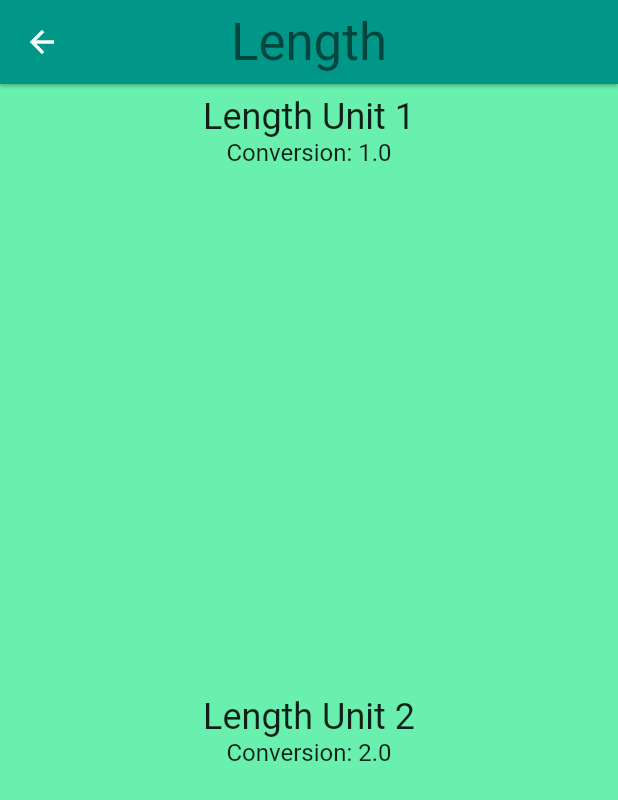
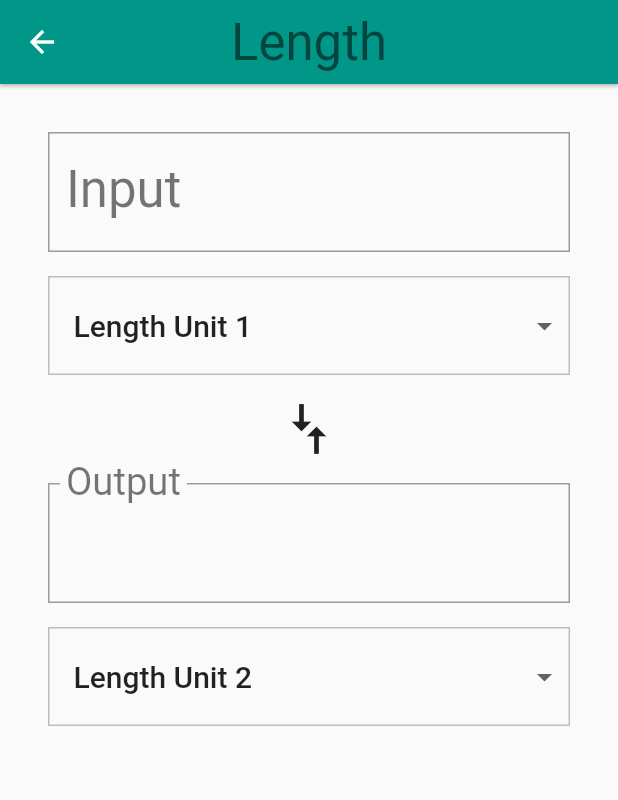
Before and after one commit to GinoLlerena/hellorectangle, a Flutter app: the screen it shows after launch, after a tap on "Length", on a phone screen of 412 x 824 dp. Shown: the top 800 px of the screen. Run offline on Flutter 3.47's test engine with Material 2 defaults, Android fonts, the phone set to English and light mode, and no system bars.

Commit message:
Dropdown added

```diff
--- a/hellorectangle/lib/converter_route.dart
+++ b/hellorectangle/lib/converter_route.dart
@@ -1,6 +1,7 @@
 import 'package:flutter/material.dart';
 import 'unit.dart';
 
+const _padding = EdgeInsets.all(16.0);
 
 class ConverterRoute extends StatefulWidget {
   final String name;
@@ -21,40 +22,223 @@ class ConverterRoute extends StatefulWidget {
 
 class _ConverterRouteState extends State<ConverterRoute> {
 
-  Widget getContainer(BuildContext context, Unit unit) {
+  Unit _fromValue;
+  Unit _toValue;
+  double _inputValue;
+  String _convertedValue = '';
+  List<DropdownMenuItem> _unitMenuItems;
+  bool _showValidationError = false;
+
+  @override
+  void initState() {
+    super.initState();
+    _createDropdownMenuItems();
+    _setDefaults();
+  }
+
+  /// Creates fresh list of [DropdownMenuItem] widgets, given a list of [Unit]s.
+  void _createDropdownMenuItems() {
+    var newItems = <DropdownMenuItem>[];
+    for (var unit in widget.units) {
+      newItems.add(DropdownMenuItem(
+        value: unit.name,
+        child: Container(
+          child: Text(
+            unit.name,
+            softWrap: true,
+          ),
+        ),
+      ));
+    }
+    setState(() {
+      _unitMenuItems = newItems;
+    });
+  }
+
+  /// Sets the default values for the 'from' and 'to' [Dropdown]s.
+  void _setDefaults() {
+    setState(() {
+      _fromValue = widget.units[0];
+      _toValue = widget.units[1];
+    });
+  }
+
+  String _format(double conversion) {
+    var outputNum = conversion.toStringAsPrecision(7);
+    if (outputNum.contains('.') && outputNum.endsWith('0')) {
+      var i = outputNum.length - 1;
+      while (outputNum[i] == '0') {
+        i -= 1;
+      }
+      outputNum = outputNum.substring(0, i + 1);
+    }
+    if (outputNum.endsWith('.')) {
+      return outputNum.substring(0, outputNum.length - 1);
+    }
+    return outputNum;
+  }
+
+  void _updateConversion() {
+    setState(() {
+      _convertedValue =
+          _format(_inputValue * (_toValue.conversion / _fromValue.conversion));
+    });
+  }
+
+  void _updateInputValue(String input) {
+    setState(() {
+      if (input == null || input.isEmpty) {
+        _convertedValue = '';
+      } else {
+        // Even though we are using the numerical keyboard, we still have to check
+        // for non-numerical input such as '5..0' or '6 -3'
+        try {
+          final inputDouble = double.parse(input);
+          _showValidationError = false;
+          _inputValue = inputDouble;
+          _updateConversion();
+        } on Exception catch (e) {
+          print('Error: $e');
+          _showValidationError = true;
+        }
+      }
+    });
+  }
+
+  Unit _getUnit(String unitName) {
+    return widget.units.firstWhere(
+          (Unit unit) {
+        return unit.name == unitName;
+      },
+      orElse: null,
+    );
+  }
+
+  void _updateFromConversion(dynamic unitName) {
+    setState(() {
+      _fromValue = _getUnit(unitName);
+    });
+    if (_inputValue != null) {
+      _updateConversion();
+    }
+  }
+
+  void _updateToConversion(dynamic unitName) {
+    setState(() {
+      _toValue = _getUnit(unitName);
+    });
+    if (_inputValue != null) {
+      _updateConversion();
+    }
+  }
+
+  Widget _createDropdown(String currentValue, ValueChanged<dynamic> onChanged) {
     return Container(
-     color: Colors.greenAccent,
-     height: 400.0,
-     width: 300.0,
-     child: Padding(
-       padding: const EdgeInsets.all(8.0),
-       child: Column(
-         children: <Widget>[
-           Text(
-             unit.name,
-             style: Theme.of(context).textTheme.headline,
+      margin: EdgeInsets.only(top: 16.0),
+      decoration: BoxDecoration(
+        // This sets the color of the [DropdownButton] itself
+        color: Colors.grey[50],
+        border: Border.all(
+          color: Colors.grey[400],
+          width: 1.0,
         ),
-           Text(
-             'Conversion: ${unit.conversion}',
-             style: Theme.of(context).textTheme.subhead,
       ),
-         ],
+      padding: EdgeInsets.symmetric(vertical: 8.0),
+      child: Theme(
+        // This sets the color of the [DropdownMenuItem]
+        data: Theme.of(context).copyWith(
+          canvasColor: Colors.grey[50],
+        ),
+        child: DropdownButtonHideUnderline(
+          child: ButtonTheme(
+            alignedDropdown: true,
+            child: DropdownButton(
+              value: currentValue,
+              items: _unitMenuItems,
+              onChanged: onChanged,
+              style: Theme.of(context).textTheme.title,
+            ),
+          ),
         ),
       ),
     );
   }
 
-
   @override
   Widget build(BuildContext context) {
-
-    final unitWidgets = widget.units.map((Unit unit) {
-      return getContainer(context, unit);
-    }).toList();
-
-    return ListView(
-      children: unitWidgets,
+    final input = Padding(
+      padding: _padding,
+      child: Column(
+        crossAxisAlignment: CrossAxisAlignment.stretch,
+        children: [
+          // This is the widget that accepts text input. In this case, it
+          // accepts numbers and calls the onChanged property on update.
+          // You can read more about it here: https://flutter.io/text-input
+          TextField(
+            style: Theme.of(context).textTheme.display1,
+            decoration: InputDecoration(
+              labelStyle: Theme.of(context).textTheme.display1,
+              errorText: _showValidationError ? 'Invalid number entered' : null,
+              labelText: 'Input',
+              border: OutlineInputBorder(
+                borderRadius: BorderRadius.circular(0.0),
+              ),
+            ),
+            // Since we only want numerical input, we use a number keyboard. There
+            // are also other keyboards for dates, emails, phone numbers, etc.
+            keyboardType: TextInputType.number,
+            onChanged: _updateInputValue,
+          ),
+          _createDropdown(_fromValue.name, _updateFromConversion),
+        ],
+      ),
     );
 
+    final arrows = RotatedBox(
+      quarterTurns: 1,
+      child: Icon(
+        Icons.compare_arrows,
+        size: 40.0,
+      ),
+    );
+
+    final output = Padding(
+      padding: _padding,
+      child: Column(
+        crossAxisAlignment: CrossAxisAlignment.stretch,
+        children: [
+          InputDecorator(
+            child: Text(
+              _convertedValue,
+              style: Theme.of(context).textTheme.display1,
+            ),
+            decoration: InputDecoration(
+              labelText: 'Output',
+              labelStyle: Theme.of(context).textTheme.display1,
+              border: OutlineInputBorder(
+                borderRadius: BorderRadius.circular(0.0),
+              ),
+            ),
+          ),
+          _createDropdown(_toValue.name, _updateToConversion),
+        ],
+      ),
+    );
+
+    final converter = Column(
+      crossAxisAlignment: CrossAxisAlignment.stretch,
+      children: [
+        input,
+        arrows,
+        output,
+      ],
+    );
+
+    return Padding(
+      padding: _padding,
+      child: converter,
+    );
   }
+
+
 }
```
Lines whose indentation alone changed are shown as unchanged.
